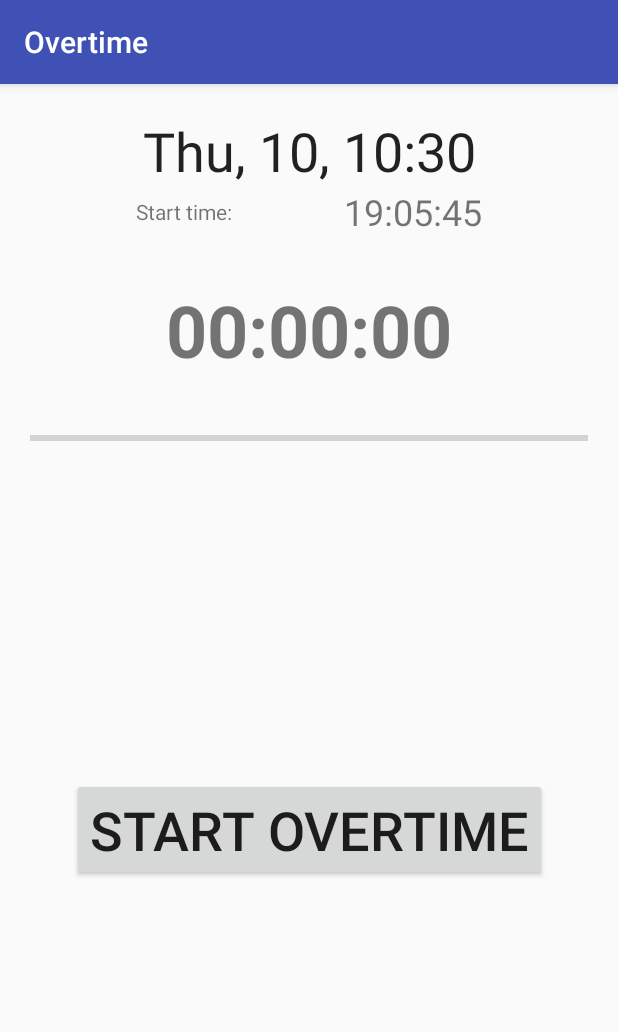
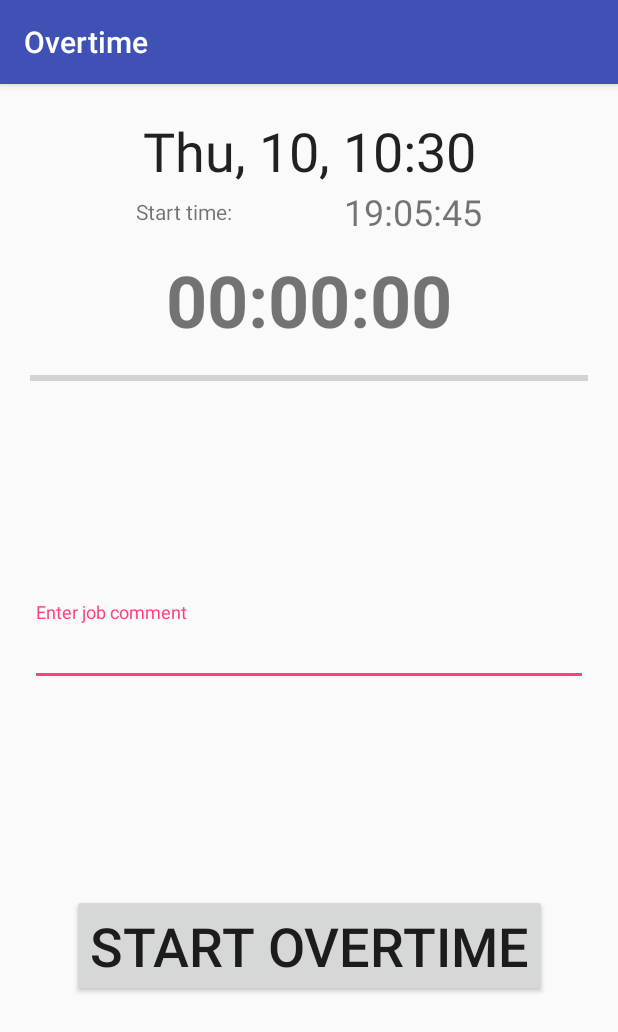
Before and after one commit to SupNacho/OverTime, an Android app: the fragment TimerFragment shown on its own in the app's theme, on a phone screen of 412 x 824 dp. Shown: the top 1032 px of the screen. Run offline under Robolectric (Android 15) with nearby library versions, the phone set to English and light mode, and no system bars; our stand-ins replace ButterKnife, RxJava, Timber; libraries missing offline, so code that uses them is left out: com.arellomobile.mvp, com.parse.

Commit message:
added comment field to layout

```diff
--- a/app/src/main/res/layout/fragment_timer.xml
+++ b/app/src/main/res/layout/fragment_timer.xml
@@ -43,7 +43,7 @@
         android:id="@+id/tv_counter"
         android:layout_width="wrap_content"
         android:layout_height="wrap_content"
-        android:layout_marginTop="30dp"
+        android:layout_marginTop="10dp"
         app:layout_constraintTop_toBottomOf="@id/tv_start_time"
         app:layout_constraintLeft_toLeftOf="parent"
         app:layout_constraintRight_toRightOf="parent"
@@ -55,18 +55,34 @@
         android:id="@+id/pb_overtime_progress"
         android:layout_width="match_parent"
         android:layout_height="20dp"
-        android:layout_marginTop="30dp"
+        android:layout_marginTop="10dp"
         style="@style/Base.Widget.AppCompat.ProgressBar.Horizontal"
         app:layout_constraintTop_toBottomOf="@id/tv_counter"
         app:layout_constraintLeft_toLeftOf="parent"
         app:layout_constraintRight_toRightOf="parent"
         />
 
+    <android.support.design.widget.TextInputLayout
+        android:id="@+id/til_comment"
+        android:layout_width="match_parent"
+        android:layout_height="wrap_content"
+        app:layout_constraintTop_toBottomOf="@id/pb_overtime_progress"
+        app:layout_constraintBottom_toTopOf="@id/btn_timer_control"
+        android:hint="Enter job comment">
+
+    <EditText
+        android:id="@+id/et_comment"
+        android:layout_width="match_parent"
+        android:layout_height="wrap_content"
+        android:inputType="text"
+        tools:text="Metropolis ololo"/>
+    </android.support.design.widget.TextInputLayout>
+
     <Button
         android:id="@+id/btn_timer_control"
         android:layout_width="wrap_content"
         android:layout_height="wrap_content"
-        app:layout_constraintTop_toBottomOf="@id/pb_overtime_progress"
+        app:layout_constraintTop_toBottomOf="@id/til_comment"
         app:layout_constraintLeft_toLeftOf="parent"
         app:layout_constraintRight_toRightOf="parent"
         app:layout_constraintBottom_toBottomOf="parent"
```
